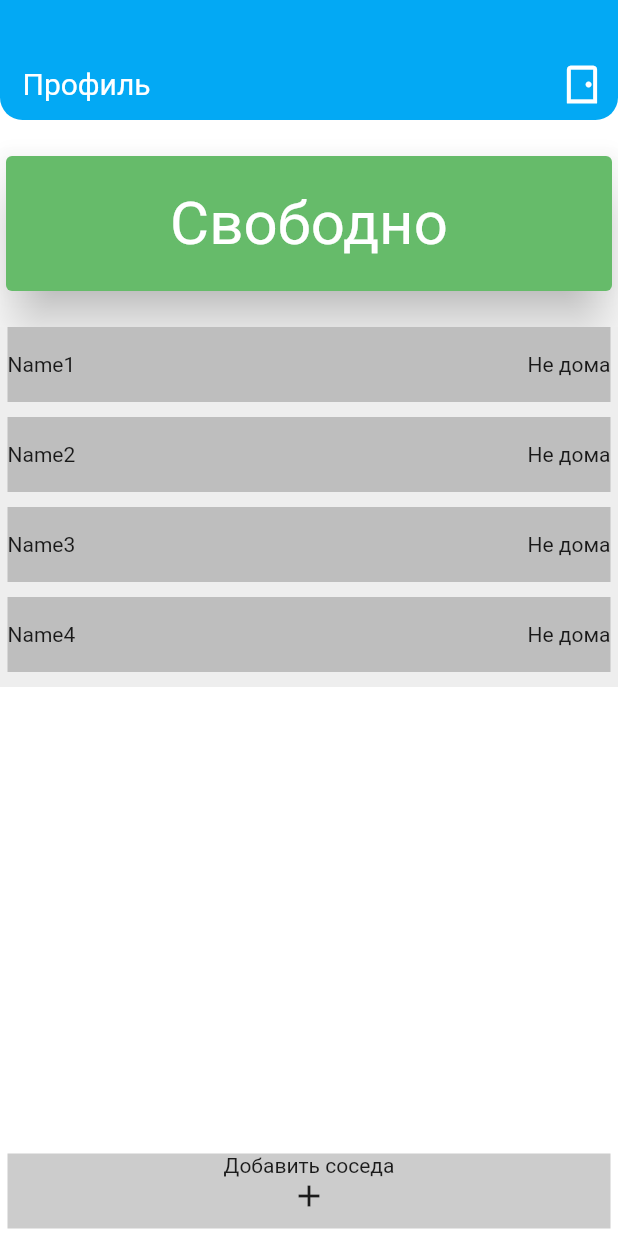
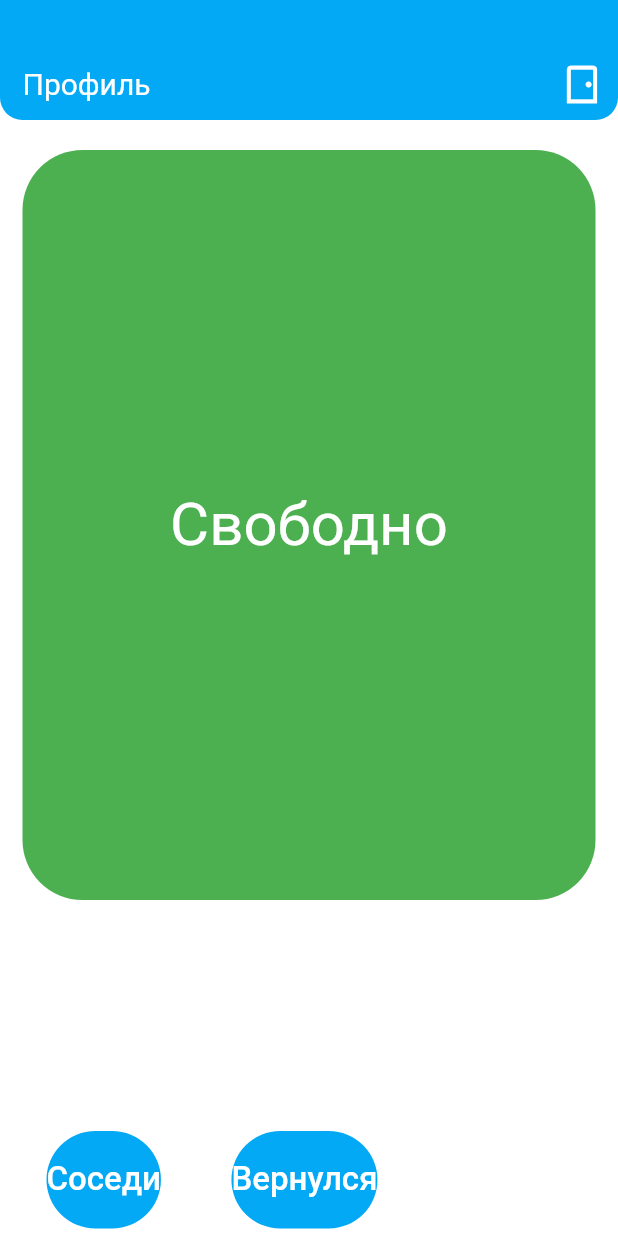
Before and after one commit to Khodosov/IoT_project_who_is_home, a Flutter app: the userProfilePage screen opened directly, on a phone screen of 412 x 824 dp. Run offline on Flutter 3.47's test engine with Material 2 defaults, Android fonts, the phone set to English and light mode, and no system bars; statements that could not run were skipped.

Commit message:
дезигн ин прогресс

```diff
--- a/who_is_home/lib/includes.dart
+++ b/who_is_home/lib/includes.dart
@@ -83,6 +83,19 @@ class UIComponent {
     );
   }
 
+  Widget _buildInputMail(String label, String hint, defaultvalue, event) =>
+      Padding(
+          padding: EdgeInsets.only(bottom: 15),
+          child: TextFormField(
+            controller: TextEditingController.fromValue(
+                TextEditingValue(text: defaultvalue)),
+            validator: emailValidate,
+            keyboardType: TextInputType.emailAddress,
+            decoration: inputDecoration(label: label, hint: hint),
+            onChanged: event,
+          ));
+
+
   //TODO: Validate text
   static String textValidate(String value) {
     if (value.isEmpty) {
--- a/who_is_home/lib/pages/sign_up.dart
+++ b/who_is_home/lib/pages/sign_up.dart
@@ -75,7 +75,23 @@ class _SignUpScreenState extends State<SignUpScreen> {
                           });
                         },
                       ),
-                    )
+                    ),
+                    Container(
+                      height: 60,
+                      width: double.infinity,
+                      decoration: BoxDecoration(
+                          borderRadius: BorderRadius.circular(40)),
+                      child: TextFormField(
+                        validator: UIComponent.textValidate,
+                        decoration: UIComponent.inputDecoration(
+                            label: 'Код устройства', hint: 'Введите код, указанный на устройстве'),
+                        onSaved: (value) {
+                          setState(() {
+                            _name = value;
+                          });
+                        },
+                      ),
+                    ),
                   ],
                 ),
               ),
@@ -110,7 +126,8 @@ class _SignUpScreenState extends State<SignUpScreen> {
                       color: Colors.white,
                     ),
                   )),
-                )),
+                )
+            ),
           ]),
     );
   }
--- a/who_is_home/lib/pages/user_profile.dart
+++ b/who_is_home/lib/pages/user_profile.dart
@@ -2,6 +2,8 @@ import 'package:flutter/cupertino.dart';
 import 'package:flutter/material.dart';
 import 'package:who_is_home/main.dart';
 import 'package:who_is_home/pages/user_profile_settings.dart';
+
+import '../includes.dart';
 
 class userProfilePage extends StatefulWidget {
   @override
@@ -10,8 +12,10 @@ class userProfilePage extends StatefulWidget {
 
 class _userProfilePageState extends State<userProfilePage> {
   String _name;
-  bool _visibleProgress = false, _roomFree = true;
-
+  bool _visibleProgress = false,
+      _roomFree = true,
+      _addNeighbor = false,
+      _showNeighbours = false;
 
   @override
   Widget build(BuildContext context) {
@@ -41,8 +45,8 @@ class _userProfilePageState extends State<userProfilePage> {
                                 padding: EdgeInsets.only(left: 15),
                                 child: Text(
                                   'Профиль',
-                                  style:
-                                  TextStyle(color: Colors.white, fontSize: 20),
+                                  style: TextStyle(
+                                      color: Colors.white, fontSize: 20),
                                 )),
                             IconButton(
                                 color: Colors.lightBlue,
@@ -69,20 +73,20 @@ class _userProfilePageState extends State<userProfilePage> {
                               Navigator.push(
                                   context,
                                   MaterialPageRoute(
-                                      builder: (context) =>
-                                          MyApp()));
+                                      builder: (context) => MyApp()));
                             })
                       ],
                     ),
                   ),
                   Padding(
-                    padding: const EdgeInsets.only(top: 20, bottom: 20),
-                    child: Card(
-                      color: _roomFree ? Colors.green[400] : Colors.red[400],
-                      elevation: 15,
+                    padding: const EdgeInsets.fromLTRB(15, 20, 15, 20),
                     child: Container(
+                      decoration: BoxDecoration(
+                        borderRadius: BorderRadius.circular(40),
+                        color: _roomFree ? Colors.green : Colors.red,
+                      ),
                       width: double.infinity,
-                        height: 90,
+                      height: 500,
                       child: Center(
                           child: Text(
                         _roomFree ? 'Свободно' : 'Занято',
@@ -93,10 +97,77 @@ class _userProfilePageState extends State<userProfilePage> {
                       )),
                     ),
                   ),
+                ],
               ),
-                  Container(
-                    height: 240,
-                    color: Colors.grey[200],
+              Row(
+                children: [
+                  Padding(
+                    padding: const EdgeInsets.fromLTRB(15, 0, 15, 5),
+                    child: FlatButton(
+                        onPressed: () {
+                          setState(() {
+                            _showNeighbours = !_showNeighbours;
+                          });
+                        },
+                        child: Container(
+                          height: 65,
+                          decoration: BoxDecoration(
+                              color: Colors.lightBlue,
+                              borderRadius: BorderRadius.circular(40)),
+                          child: Center(
+                              child: Text(
+                            'Соседи',
+                            style: TextStyle(
+                              fontSize: 22,
+                              color: Colors.white,
+                            ),
+                          )),
+                        )),
+                  ),
+                  Padding(
+                    padding: const EdgeInsets.only(bottom: 5),
+                    child: FlatButton(
+                        onPressed: () {
+                          setState(() {
+                            _roomFree = !_roomFree;
+                          });
+                        },
+                        child: Container(
+                          height: 65,
+                          decoration: BoxDecoration(
+                              color: Colors.lightBlue,
+                              borderRadius: BorderRadius.circular(40)),
+                          child: Center(
+                              child: Text(
+                            _roomFree ? 'Вернулся' : 'Ухожу',
+                            style: TextStyle(
+                              fontSize: 22,
+                              color: Colors.white,
+                            ),
+                          )),
+                        )),
+                  ),
+                ],
+              ),
+            ],
+          ),
+          neighbourList(),
+        ],
+      ),
+    );
+  }
+
+  Widget neighbourList() {
+    return Center(
+      child: Visibility(
+        visible: _showNeighbours,
+        child: Padding(
+          padding: const EdgeInsets.all(15),
+          child: Container(
+            decoration: BoxDecoration(
+              color: Colors.white,
+              borderRadius: BorderRadius.circular(15),
+            ),
             child: ListView(
               shrinkWrap: true,
               children: [
@@ -108,7 +179,7 @@ class _userProfilePageState extends State<userProfilePage> {
                   child: Container(
                     height: 50,
                     width: double.infinity,
-                            color: Colors.transparent.withOpacity(0.2),
+                    color: _roomFree ? Colors.green[400] : Colors.red[400],
                     child: Row(
                       mainAxisAlignment: MainAxisAlignment.spaceBetween,
                       children: [
@@ -123,7 +194,7 @@ class _userProfilePageState extends State<userProfilePage> {
                   child: Container(
                     height: 50,
                     width: double.infinity,
-                            color: Colors.transparent.withOpacity(0.2),
+                    color: _roomFree ? Colors.green[400] : Colors.red[400],
                     child: Row(
                       mainAxisAlignment: MainAxisAlignment.spaceBetween,
                       children: [
@@ -138,7 +209,7 @@ class _userProfilePageState extends State<userProfilePage> {
                   child: Container(
                     height: 50,
                     width: double.infinity,
-                            color: Colors.transparent.withOpacity(0.2),
+                    color: _roomFree ? Colors.green[400] : Colors.red[400],
                     child: Row(
                       mainAxisAlignment: MainAxisAlignment.spaceBetween,
                       children: [
@@ -153,7 +224,7 @@ class _userProfilePageState extends State<userProfilePage> {
                   child: Container(
                     height: 50,
                     width: double.infinity,
-                            color: Colors.transparent.withOpacity(0.2),
+                    color: _roomFree ? Colors.green[400] : Colors.red[400],
                     child: Row(
                       mainAxisAlignment: MainAxisAlignment.spaceBetween,
                       children: [
@@ -168,7 +239,7 @@ class _userProfilePageState extends State<userProfilePage> {
                   child: Container(
                     height: 50,
                     width: double.infinity,
-                            color: Colors.transparent.withOpacity(0.2),
+                    color: _roomFree ? Colors.green[400] : Colors.red[400],
                     child: Row(
                       mainAxisAlignment: MainAxisAlignment.spaceBetween,
                       children: [
@@ -178,53 +249,116 @@ class _userProfilePageState extends State<userProfilePage> {
                     ),
                   ),
                 ),
+                Stack(
+                  children: [
+                    addNeighbour(),
+                    Visibility(
+                      visible: !_addNeighbor,
+                      child: FlatButton(
+                          onPressed: () {
+                            setState(() {
+                              _addNeighbor = !_addNeighbor;
+                            });
+                          },
+                          child: Container(
+                            height: 45,
+                            width: double.infinity,
+                            decoration: BoxDecoration(
+                                color: Colors.lightBlue,
+                                borderRadius: BorderRadius.circular(40)),
+                            child: Center(
+                                child: Text(
+                                  'Добавить соседа',
+                                  style: TextStyle(
+                                    fontSize: 22,
+                                    color: Colors.white,
+                                  ),
+                                )
+                            ),
+                          )
+                      ),
+                    )
                   ],
                 ),
-                  ),
-                ],
-              ),
-              GestureDetector(
-                  onTap: (){
-                    Navigator.push(
-                        context,
-                        MaterialPageRoute(
-                            builder: (context) =>
-                                userProfileSettingsPage()));
-                  },
-                  child: Padding(
-                    padding: const EdgeInsets.all(5.0),
-                    child: Container(
-                      height: 50,
-                      width: double.infinity,
-                      color: Colors.transparent.withOpacity(0.2),
-                      child: Center(
-                        child: Container(
-                          height: 50,
-                          child: Column(
-                            children: [
-                              Text('Добавить соседа'),
-                              Icon(Icons.add),
               ],
             ),
           ),
         ),
+      ),
+    );
+  }
 
+  Widget addNeighbour() {
+    return Visibility(
+      visible: _addNeighbor,
+      child: Padding(
+        padding: const EdgeInsets.all(15),
+        child: Column(
+          mainAxisAlignment: MainAxisAlignment.center,
+          children: [
+            Container(
+              height: 60,
+              width: double.infinity,
+              decoration:
+                  BoxDecoration(borderRadius: BorderRadius.circular(40)),
+              child: TextFormField(
+                validator: UIComponent.emailValidate,
+                decoration: UIComponent.inputDecoration(
+                    label: 'Почта вашего соседа', hint: 'Введите вочту'),
+                onSaved: (value) {
+                  setState(() {
+                    _name = value;
+                  });
+                },
+              ),
+            ),
+            FlatButton(
+                onPressed: () {
+                  setState(() {
+                    _addNeighbor = !_addNeighbor;
+                  });
+                },
+                child: Container(
+                  height: 45,
+                  width: double.infinity,
+                  decoration: BoxDecoration(
+                      color: Colors.lightBlue,
+                      borderRadius: BorderRadius.circular(40)),
+                  child: Center(
+                      child: Text(
+                    'Отправить приглашение!',
+                    style: TextStyle(
+                      fontSize: 22,
+                      color: Colors.white,
                     ),
                   )),
+                )),
+            Padding(
+              padding: const EdgeInsets.only(top: 15.0),
+              child: FlatButton(
+                  onPressed: () {
+                    setState(() {
+                      _addNeighbor = !_addNeighbor;
+                    });
+                  },
+                  child: Container(
+                    height: 45,
+                    width: double.infinity,
+                    decoration: BoxDecoration(
+                        color: Colors.red,
+                        borderRadius: BorderRadius.circular(40)),
+                    child: Center(
+                        child: Text(
+                      'Отменить',
+                      style: TextStyle(
+                        fontSize: 22,
+                        color: Colors.white,
+                      ),
+                    )),
+                  )),
+            ),
           ],
         ),
-          Visibility(
-            visible: _visibleProgress,
-            child: Container(
-              width: double.infinity,
-              height: double.infinity,
-              child: FittedBox(
-                child: Image.asset('assets/images/guard_unlocked.jpg'),
-                fit: BoxFit.fill,
-              ),
-            ),
-          ),
-        ],
       ),
     );
   }
```
Lines whose indentation alone changed are shown as unchanged.
